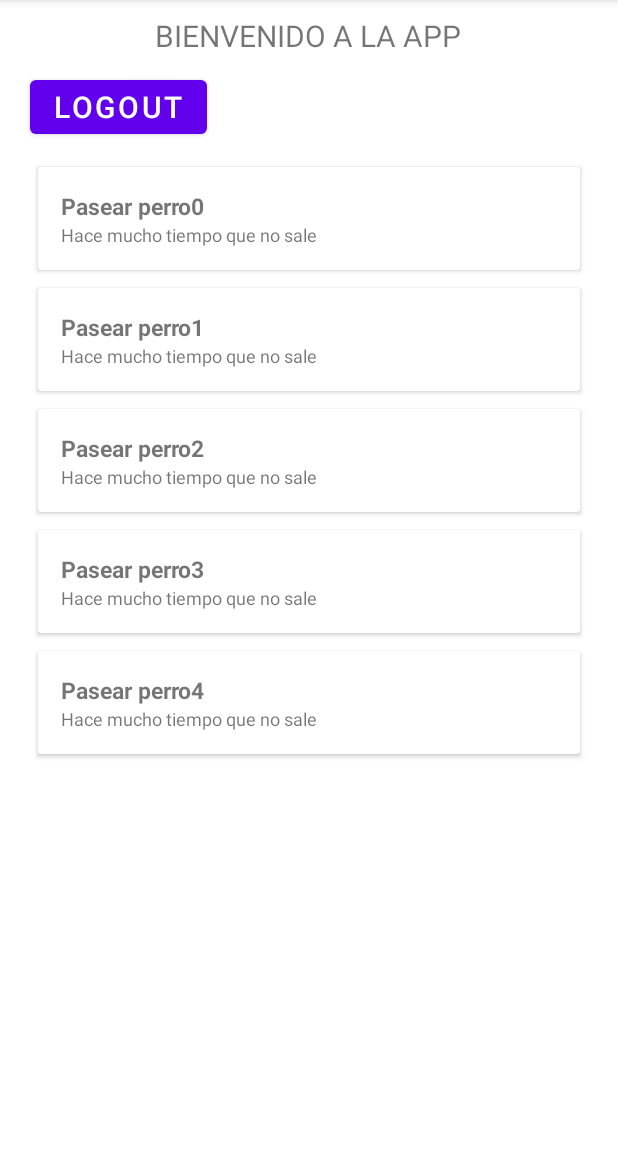
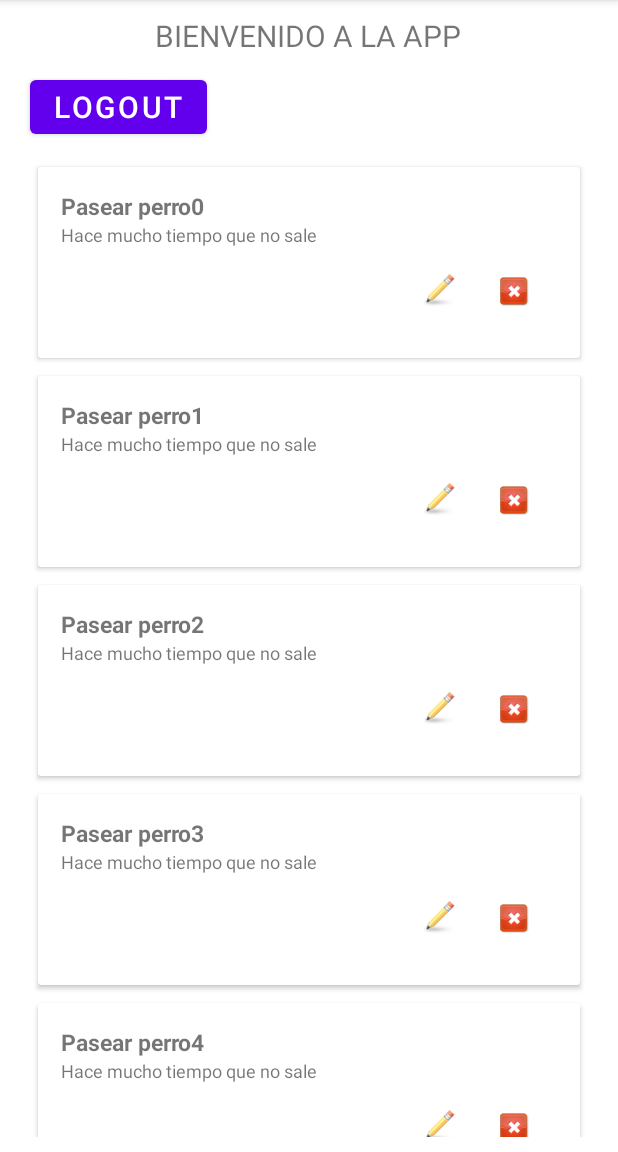
Before and after one commit to apuig1980/SimpleNotes, an Android app: the NotesActivity screen opened directly, with no data from a screen before it, on a phone screen of 412 x 824 dp, the part 84-1236 px from its top. Run offline under Robolectric (Android 15) with nearby library versions, the phone set to English and light mode, and no system bars.

Commit message:
added edit and delete buttons to note

```diff
--- a/app/src/main/res/layout/activity_note_detail.xml
+++ b/app/src/main/res/layout/activity_note_detail.xml
@@ -2,7 +2,7 @@
 <LinearLayout
     xmlns:android="http://schemas.android.com/apk/res/android"
     android:orientation="vertical"
-    android:gravity="center"
+    android:gravity="top"
     android:layout_width="match_parent"
     android:layout_height="match_parent">
 
@@ -10,15 +10,17 @@
         android:id="@+id/tvNoteTitle"
         android:layout_width="wrap_content"
         android:layout_height="wrap_content"
-        android:gravity="center"
+        android:gravity="top"
+        android:layout_gravity="center"
         android:text="NOTA"
         android:textSize="25sp" />
 
     <TextView
         android:id="@+id/tvNoteBody"
-        android:gravity="center"
+        android:gravity="top"
         android:text="Descipción de la nota"
-        android:textSize="16sp"
+        android:layout_margin="20sp"
+        android:textSize="15sp"
         android:layout_width="wrap_content"
         android:layout_height="wrap_content"/>
 
--- a/app/src/main/res/layout/item_note.xml
+++ b/app/src/main/res/layout/item_note.xml
@@ -1,27 +1,26 @@
 <?xml version="1.0" encoding="utf-8"?>
-<androidx.cardview.widget.CardView
-    xmlns:android="http://schemas.android.com/apk/res/android"
-    android:layout_marginBottom="6dp"
+<androidx.cardview.widget.CardView xmlns:android="http://schemas.android.com/apk/res/android"
+    android:layout_width="match_parent"
+    android:layout_height="wrap_content"
     android:layout_marginLeft="15dp"
+    android:layout_marginTop="6dp"
     android:layout_marginRight="15dp"
-    android:layout_marginTop="6dp"
-    android:layout_width="match_parent"
-    android:layout_height="wrap_content">
+    android:layout_marginBottom="6dp">
 
     <LinearLayout
         android:id="@+id/llNoteContainer"
+        android:layout_width="match_parent"
+        android:layout_height="wrap_content"
         android:orientation="vertical"
-        android:padding="15dp"
-        android:layout_width="match_parent"
-        android:layout_height="wrap_content">
+        android:padding="15dp">
 
         <TextView
             android:id="@+id/tvNoteTitle"
-            android:textStyle="bold"
             android:layout_width="wrap_content"
             android:layout_height="wrap_content"
             android:text="ESTE ES EL TÍTULO"
-            android:textSize="15sp" />
+            android:textSize="15sp"
+            android:textStyle="bold" />
 
         <TextView
             android:id="@+id/tvNoteBody"
@@ -30,6 +29,30 @@
             android:text="Esta es la descipción de la nota"
             android:textSize="12sp" />
 
+        <LinearLayout
+            android:layout_width="wrap_content"
+            android:layout_height="wrap_content"
+            android:layout_gravity="right"
+            android:layout_margin="5dp"
+            android:orientation="horizontal">
+
+            <ImageButton
+                android:layout_width="match_parent"
+                android:layout_height="match_parent"
+                android:background="@drawable/edit"
+                android:scaleX="0.5"
+                android:scaleY="0.5" />
+
+            <ImageButton
+                android:layout_width="wrap_content"
+                android:layout_height="wrap_content"
+                android:background="@drawable/x"
+                android:scaleX="0.5"
+                android:scaleY="0.5" />
+
+        </LinearLayout>
+
+
     </LinearLayout>
 
 </androidx.cardview.widget.CardView>
```
Also changed, not shown: app/src/main/res/drawable/edit.png (added), app/src/main/res/drawable/x.png (added), 139 other files.
